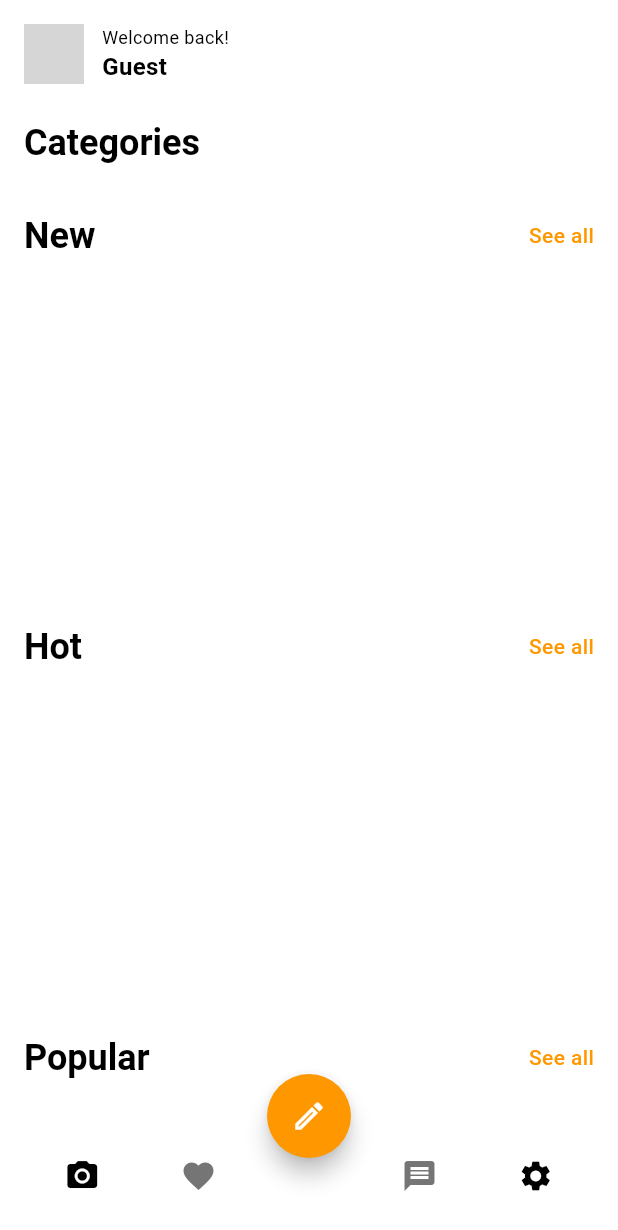
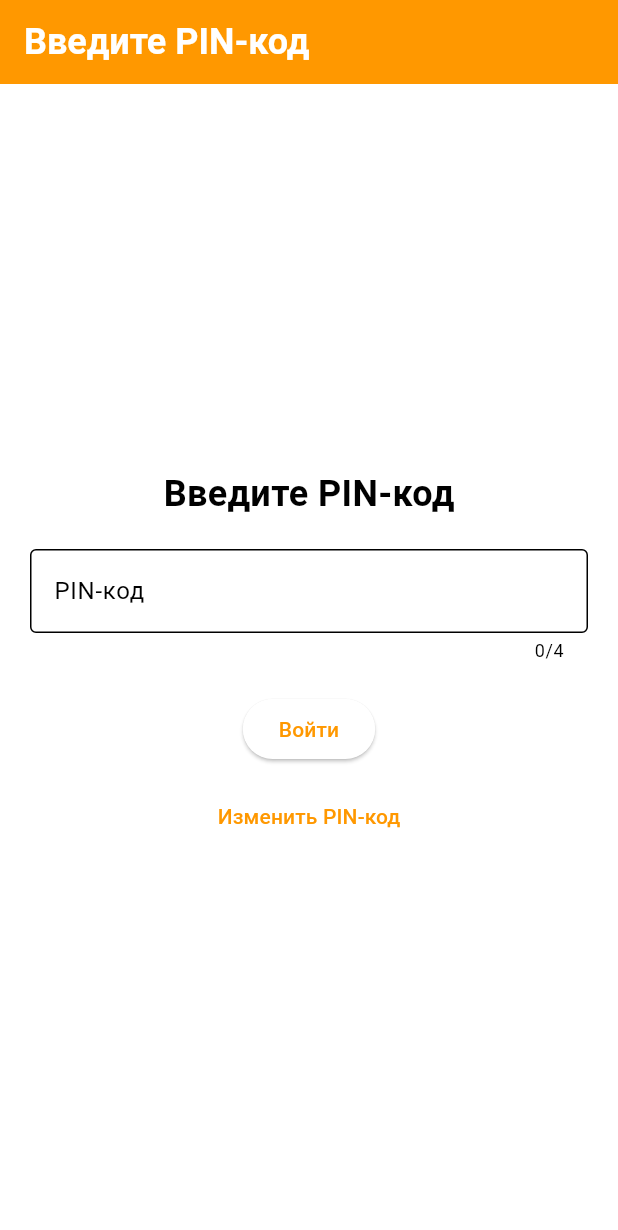
Before and after one commit to akgane/cross_rental_estate, a Flutter app: the screen it shows after launch, on a phone screen of 412 x 824 dp. Shown: the top 1230 px of the screen. Run offline on Flutter 3.47's test engine with Material 3 defaults, Android fonts, the phone set to English and light mode, and no system bars; our stand-ins replace cloud_firestore, connectivity_plus, firebase_auth, firebase_core, google_maps_flutter, image_picker and 1 more; accounts and stored records are empty; generated files the repository leaves out were written again; grey boxes are pictures that could not be loaded.

Commit message:
pin code implementation

```diff
--- a/lib/main.dart
+++ b/lib/main.dart
@@ -7,10 +7,12 @@ import 'package:rental_estate_app/pages/main/widgets/bottom_app_bar.dart';
 import 'package:rental_estate_app/pages/main/widgets/categories_section.dart';
 import 'package:rental_estate_app/pages/main/widgets/section.dart';
 import 'package:rental_estate_app/pages/main/widgets/top_bar.dart';
+import 'package:rental_estate_app/pages/pin_code_screen.dart';
 import 'package:rental_estate_app/providers/auth_provider.dart';
 import 'package:rental_estate_app/providers/category_provider.dart';
 import 'package:rental_estate_app/providers/estate_provider.dart';
 import 'package:rental_estate_app/providers/locale_provider.dart';
+import 'package:rental_estate_app/providers/pin_provider.dart';
 import 'package:rental_estate_app/providers/theme_provider.dart';
 import 'package:rental_estate_app/providers/session_provider.dart';
 import 'package:rental_estate_app/routes/app_routes.dart';
@@ -43,7 +45,8 @@ Future<void> main() async{
     ChangeNotifierProvider(create: (_) => ThemeProvider()),
     ChangeNotifierProvider(create: (_) => LocaleProvider()),
     ChangeNotifierProvider(create: (_) => EstateProvider(connectivityService, offlineStorage)),
-    ChangeNotifierProvider(create: (_) => CategoryProvider())
+    ChangeNotifierProvider(create: (_) => CategoryProvider()),
+    ChangeNotifierProvider(create: (_) => PinProvider(sharedPreferences)),
   ],
   child: MyApp()
   ));
@@ -54,6 +57,7 @@ class MyApp extends StatelessWidget {
   Widget build(BuildContext context) {
     final themeProvider = Provider.of<ThemeProvider>(context);
     final localeProvider = Provider.of<LocaleProvider>(context);
+    final pinProvider = Provider.of<PinProvider>(context);
 
     return MaterialApp(
       title: 'Rental Estate App',
@@ -61,7 +65,7 @@ class MyApp extends StatelessWidget {
       darkTheme: darkTheme,
       themeMode: themeProvider.currentTheme,
       locale: localeProvider.currentLocale,
-      home: const AuthWrapper(),
+      home: pinProvider.isPinEntered ? const AuthWrapper() : const PinCodeScreen(),
       initialRoute: AppRoutes.home,
       onGenerateRoute: RouteGenerator.generateRoute,
       localizationsDelegates: const
--- /dev/null
+++ b/lib/pages/pin_code_screen.dart
@@ -0,0 +1,128 @@
+import 'package:flutter/material.dart';
+import 'package:provider/provider.dart';
+import 'package:rental_estate_app/providers/pin_provider.dart';
+
+class PinCodeScreen extends StatefulWidget {
+  const PinCodeScreen({Key? key}) : super(key: key);
+
+  @override
+  _PinCodeScreenState createState() => _PinCodeScreenState();
+}
+
+class _PinCodeScreenState extends State<PinCodeScreen> {
+  final TextEditingController _pinController = TextEditingController();
+  final String _correctPin = '5555';
+  bool _isChangingPin = false;
+  String _newPin = '';
+
+  @override
+  void dispose() {
+    _pinController.dispose();
+    super.dispose();
+  }
+
+  void _checkPin() {
+    if (_pinController.text == _correctPin) {
+      final pinProvider = Provider.of<PinProvider>(context, listen: false);
+      pinProvider.setPinEntered();
+      Navigator.of(context).pushReplacementNamed('/home');
+    } else {
+      ScaffoldMessenger.of(context).showSnackBar(
+        const SnackBar(
+          content: Text('Неверный PIN-код'),
+          backgroundColor: Colors.red,
+        ),
+      );
+    }
+    _pinController.clear();
+  }
+
+  void _showChangePinDialog() {
+    showDialog(
+      context: context,
+      builder: (context) => AlertDialog(
+        title: const Text('Изменение PIN-кода'),
+        content: Column(
+          mainAxisSize: MainAxisSize.min,
+          children: [
+            const Text('Введите новый PIN-код:'),
+            const SizedBox(height: 10),
+            TextField(
+              keyboardType: TextInputType.number,
+              maxLength: 4,
+              decoration: const InputDecoration(
+                hintText: 'Новый PIN-код',
+              ),
+              onChanged: (value) {
+                _newPin = value;
+              },
+            ),
+          ],
+        ),
+        actions: [
+          TextButton(
+            onPressed: () {
+              Navigator.of(context).pop();
+              ScaffoldMessenger.of(context).showSnackBar(
+                const SnackBar(
+                  content: Text('PIN-код "изменен'),
+                  backgroundColor: Colors.green,
+                ),
+              );
+            },
+            child: const Text('Сохранить'),
+          ),
+          TextButton(
+            onPressed: () => Navigator.of(context).pop(),
+            child: const Text('Отмена'),
+          ),
+        ],
+      ),
+    );
+  }
+
+  @override
+  Widget build(BuildContext context) {
+    return Scaffold(
+      appBar: AppBar(
+        title: const Text('Введите PIN-код'),
+        automaticallyImplyLeading: false,
+      ),
+      body: Center(
+        child: Padding(
+          padding: const EdgeInsets.all(20.0),
+          child: Column(
+            mainAxisAlignment: MainAxisAlignment.center,
+            children: [
+              const Text(
+                'Введите PIN-код',
+                style: TextStyle(fontSize: 24, fontWeight: FontWeight.bold),
+              ),
+              const SizedBox(height: 20),
+              TextField(
+                controller: _pinController,
+                keyboardType: TextInputType.number,
+                maxLength: 4,
+                obscureText: true,
+                decoration: const InputDecoration(
+                  hintText: 'PIN-код',
+                  border: OutlineInputBorder(),
+                ),
+              ),
+              const SizedBox(height: 20),
+              ElevatedButton(
+                onPressed: _checkPin,
+                child: const Text('Войти'),
+              ),
+              const SizedBox(height: 10),
+              TextButton(
+                onPressed: _showChangePinDialog,
+                child: const Text('Изменить PIN-код'),
+              ),
+            ],
+          ),
+        ),
+      ),
+    );
+  }
+}
--- /dev/null
+++ b/lib/providers/pin_provider.dart
@@ -0,0 +1,25 @@
+import 'package:flutter/material.dart';
+import 'package:shared_preferences/shared_preferences.dart';
+
+class PinProvider extends ChangeNotifier {
+  static const String _pinKey = 'pin_entered';
+  bool _isPinEntered = false;
+  final SharedPreferences _prefs;
+
+  PinProvider(this._prefs) {
+    _loadPinState();
+  }
+
+  bool get isPinEntered => _isPinEntered;
+
+  Future<void> _loadPinState() async {
+    _isPinEntered = _prefs.getBool(_pinKey) ?? false;
+    notifyListeners();
+  }
+
+  Future<void> setPinEntered() async {
+    _isPinEntered = true;
+    await _prefs.setBool(_pinKey, true);
+    notifyListeners();
+  }
+}
```
